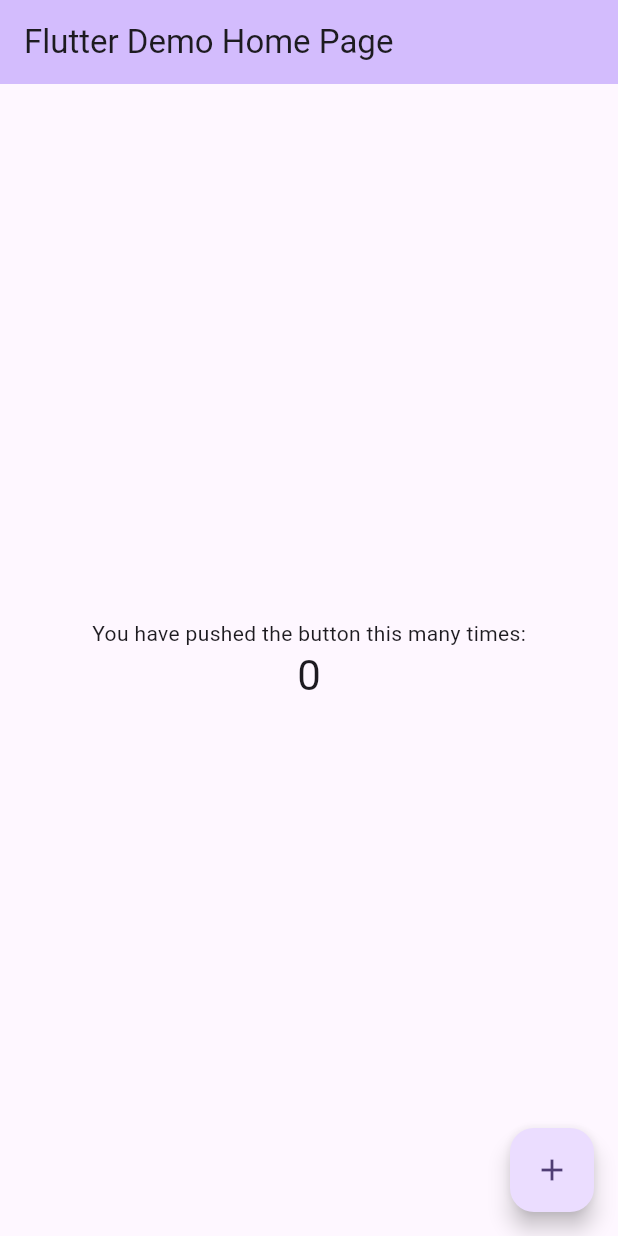
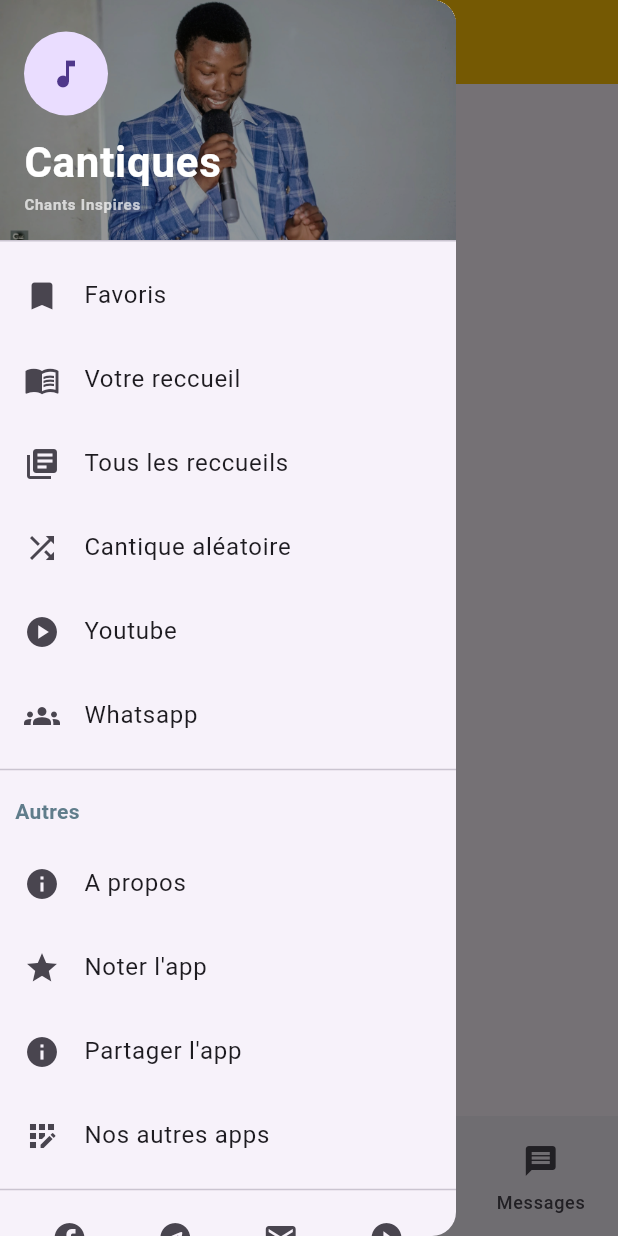
Before and after one commit to ObediJustin/Projet_Mobile_Flutter, a Flutter app: the screen it shows after launch, with the side drawer open (before the commit the screen has no drawer), on a phone screen of 412 x 824 dp. Run offline on Flutter 3.47's test engine with Material 3 defaults, Android fonts, the phone set to English and light mode, and no system bars.

Commit message:
app des cantiques initialisés, le drawer fait avec toutes les options implementés

```diff
--- a/lib/main.dart
+++ b/lib/main.dart
@@ -7,116 +7,193 @@ void main() {
 class MyApp extends StatelessWidget {
   const MyApp({super.key});
 
-  // This widget is the root of your application.
   @override
   Widget build(BuildContext context) {
-    return MaterialApp(
-      title: 'Flutter Demo',
-      theme: ThemeData(
-        // This is the theme of your application.
-        //
-        // TRY THIS: Try running your application with "flutter run". You'll see
-        // the application has a purple toolbar. Then, without quitting the app,
-        // try changing the seedColor in the colorScheme below to Colors.green
-        // and then invoke "hot reload" (save your changes or press the "hot
-        // reload" button in a Flutter-supported IDE, or press "r" if you used
-        // the command line to start the app).
-        //
-        // Notice that the counter didn't reset back to zero; the application
-        // state is not lost during the reload. To reset the state, use hot
-        // restart instead.
-        //
-        // This works for code too, not just values: Most code changes can be
-        // tested with just a hot reload.
-        colorScheme: ColorScheme.fromSeed(seedColor: Colors.deepPurple),
-      ),
-      home: const MyHomePage(title: 'Flutter Demo Home Page'),
-    );
+    return const MaterialApp(home: Home());
   }
 }
 
-class MyHomePage extends StatefulWidget {
-  const MyHomePage({super.key, required this.title});
+// class MyApp extends StatelessWidget {
+//   const MyApp({super.key});
 
-  // This widget is the home page of your application. It is stateful, meaning
-  // that it has a State object (defined below) that contains fields that affect
-  // how it looks.
+//   @override
+//   Widget build(BuildContext context) {
+//     return MaterialApp(home: const HomePage());
+//   }
+// }
 
-  // This class is the configuration for the state. It holds the values (in this
-  // case the title) provided by the parent (in this case the App widget) and
-  // used by the build method of the State. Fields in a Widget subclass are
-  // always marked "final".
+// class HomePage extends StatelessWidget {
+//   const HomePage({super.key});
 
-  final String title;
+//   @override
+//   Widget build(BuildContext context) {
+//     return Scaffold(
+//       appBar: AppBar(title: const Text('Accueil')),
+//       body: const Center(child: Text('Bonjour Flutter !')),
+//     );
+//   }
+// }
 
-  @override
-  State<MyHomePage> createState() => _MyHomePageState();
-}
-
-class _MyHomePageState extends State<MyHomePage> {
-  int _counter = 0;
-
-  void _incrementCounter() {
-    setState(() {
-      // This call to setState tells the Flutter framework that something has
-      // changed in this State, which causes it to rerun the build method below
-      // so that the display can reflect the updated values. If we changed
-      // _counter without calling setState(), then the build method would not be
-      // called again, and so nothing would appear to happen.
-      _counter++;
-    });
-  }
+class Home extends StatelessWidget {
+  const Home({super.key});
 
   @override
   Widget build(BuildContext context) {
-    // This method is rerun every time setState is called, for instance as done
-    // by the _incrementCounter method above.
-    //
-    // The Flutter framework has been optimized to make rerunning build methods
-    // fast, so that you can just rebuild anything that needs updating rather
-    // than having to individually change instances of widgets.
     return Scaffold(
       appBar: AppBar(
-        // TRY THIS: Try changing the color here to a specific color (to
-        // Colors.amber, perhaps?) and trigger a hot reload to see the AppBar
-        // change color while the other colors stay the same.
-        backgroundColor: Theme.of(context).colorScheme.inversePrimary,
-        // Here we take the value from the MyHomePage object that was created by
-        // the App.build method, and use it to set our appbar title.
-        title: Text(widget.title),
+        title: const Center(child: Text("Accueil")),
+        backgroundColor: Colors.amber,
       ),
-      body: Center(
-        // Center is a layout widget. It takes a single child and positions it
-        // in the middle of the parent.
+      drawer: Drawer(
+        child: ListView(
+          padding: EdgeInsets.zero,
+          children: [
+            //partie sup avec image
+            DrawerHeader(
+              padding: EdgeInsets.zero,
+              child: Stack(
+                fit: StackFit.expand,
+                children: [
+                  //Image de fond
+                  Image.asset("assets/images/image1.jpg", fit: BoxFit.cover),
+                  //couche sombre
+                  Container(color: Colors.black.withOpacity(0.4)),
+                  //Texte et logo
+                  Padding(
+                    padding: EdgeInsets.all(16),
                     child: Column(
-          // Column is also a layout widget. It takes a list of children and
-          // arranges them vertically. By default, it sizes itself to fit its
-          // children horizontally, and tries to be as tall as its parent.
-          //
-          // Column has various properties to control how it sizes itself and
-          // how it positions its children. Here we use mainAxisAlignment to
-          // center the children vertically; the main axis here is the vertical
-          // axis because Columns are vertical (the cross axis would be
-          // horizontal).
-          //
-          // TRY THIS: Invoke "debug painting" (choose the "Toggle Debug Paint"
-          // action in the IDE, or press "p" in the console), to see the
-          // wireframe for each widget.
-          mainAxisAlignment: MainAxisAlignment.center,
-          children: <Widget>[
-            const Text('You have pushed the button this many times:'),
+                      crossAxisAlignment: CrossAxisAlignment.start,
+                      mainAxisAlignment: MainAxisAlignment.end,
+                      children: const [
+                        CircleAvatar(radius: 28, child: Icon(Icons.music_note)),
+
+                        SizedBox(height: 10),
+
                         Text(
-              '$_counter',
-              style: Theme.of(context).textTheme.headlineMedium,
+                          "Cantiques",
+                          style: TextStyle(
+                            color: Colors.white,
+                            fontSize: 28,
+                            fontWeight: FontWeight.bold,
+                          ),
+                        ),
+
+                        Text(
+                          "Chants Inspires",
+                          style: TextStyle(
+                            color: Colors.white70,
+                            fontSize: 10,
+                            fontWeight: FontWeight.bold,
+                          ),
                         ),
                       ],
                     ),
                   ),
-      floatingActionButton: FloatingActionButton(
-        onPressed: _incrementCounter,
-        tooltip: 'Increment',
-        child: const Icon(Icons.add),
-      ), // This trailing comma makes auto-formatting nicer for build methods.
+                ],
+              ),
+            ),
+            ListTile(
+              leading: Icon(Icons.bookmark),
+              title: Text("Favoris"),
+              onTap: () {},
+            ),
+            ListTile(
+              leading: Icon(Icons.menu_book),
+              title: Text("Votre reccueil"),
+              onTap: () {},
+            ),
+            ListTile(
+              leading: Icon(Icons.library_books),
+              title: Text("Tous les reccueils"),
+              onTap: () {},
+            ),
+            ListTile(
+              leading: Icon(Icons.shuffle),
+              title: Text("Cantique aléatoire"),
+              onTap: () {},
+            ),
+            ListTile(
+              leading: Icon(Icons.play_circle),
+              title: Text("Youtube"),
+              onTap: () {},
+            ),
+            ListTile(
+              leading: Icon(Icons.groups),
+              title: Text("Whatsapp"),
+              onTap: () {},
+            ),
+
+            Divider(),
+            Padding(
+              padding: EdgeInsets.all(10),
+              child: Text(
+                "Autres",
+                style: TextStyle(
+                  fontWeight: FontWeight.bold,
+                  color: Colors.blueGrey,
+                ),
+              ),
+            ),
+            ListTile(
+              leading: Icon(Icons.info),
+              title: Text("A propos"),
+              onTap: () {},
+            ),
+            ListTile(
+              leading: Icon(Icons.star),
+              title: Text("Noter l'app"),
+              onTap: () {},
+            ),
+            ListTile(
+              leading: Icon(Icons.info),
+              title: Text("Partager l'app"),
+              onTap: () {},
+            ),
+            ListTile(
+              leading: Icon(Icons.app_registration_outlined),
+              title: Text("Nos autres apps"),
+              onTap: () {},
+            ),
+
+            Divider(),
+
+            Padding(
+              padding: EdgeInsets.only(bottom: 20),
+              child: Row(
+                mainAxisAlignment: MainAxisAlignment.spaceEvenly,
+                children: [
+                  IconButton(
+                    onPressed: () {},
+                    icon: Icon(Icons.facebook),
+                  ),
+                  IconButton(
+                    onPressed: () {},
+                    icon: Icon(Icons.telegram),
+                  ),
+                  IconButton(
+                    onPressed: () {},
+                    icon: Icon(Icons.email),
+                  ),
+                  IconButton(
+                    onPressed: () {},
+                    icon: Icon(Icons.play_circle_fill),
+                  ),
+                ],
+              ),
+            )
+          ],
+        ),
+      ),
+
+      //Menus
+      bottomNavigationBar: NavigationBar(
+        destinations: [
+          NavigationDestination(icon: Icon(Icons.home), label: "Accueil"),
+          NavigationDestination(icon: Icon(Icons.person), label: "Profil"),
+          NavigationDestination(icon: Icon(Icons.book), label: "Livres"),
+          NavigationDestination(icon: Icon(Icons.message), label: "Messages"),
+        ],
+      ),
     );
   }
 }
--- a/pubspec.yaml
+++ b/pubspec.yaml
@@ -57,6 +57,9 @@ flutter:
   # the material Icons class.
   uses-material-design: true
 
+  assets:
+    - assets/images/image1.jpg
+
   # To add assets to your application, add an assets section, like this:
   # assets:
   #   - images/a_dot_burr.jpeg
```
Also changed, not shown: assets/images/image1.jpg (added), 1 other file. Lines whose indentation alone changed are shown as unchanged.
